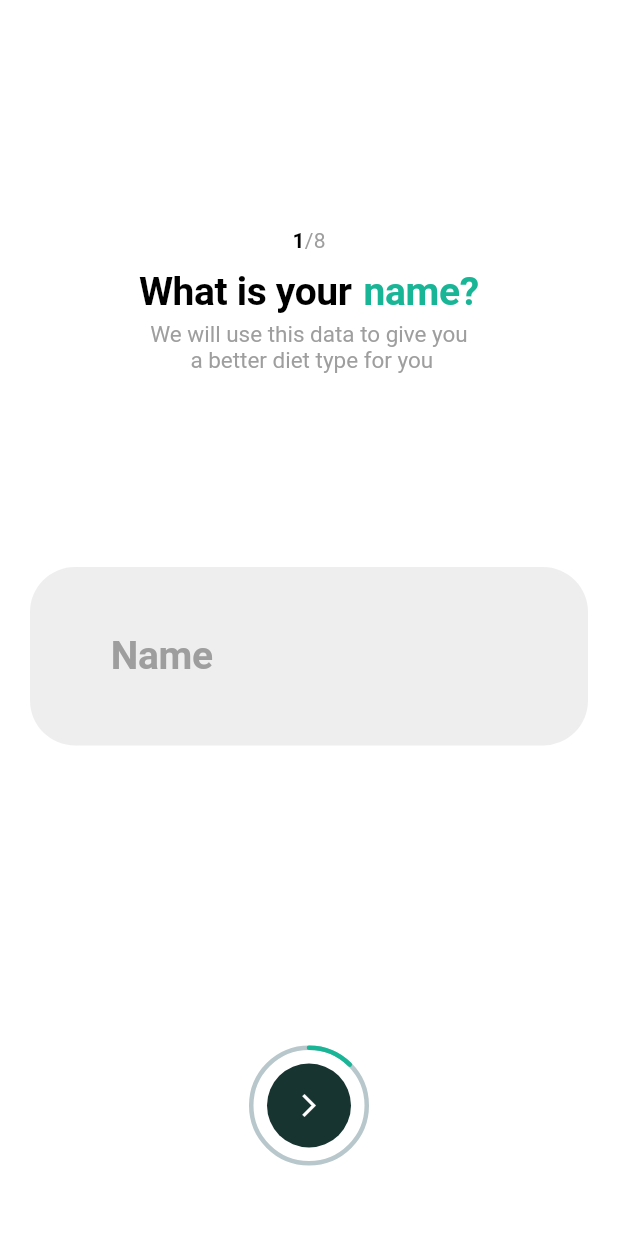
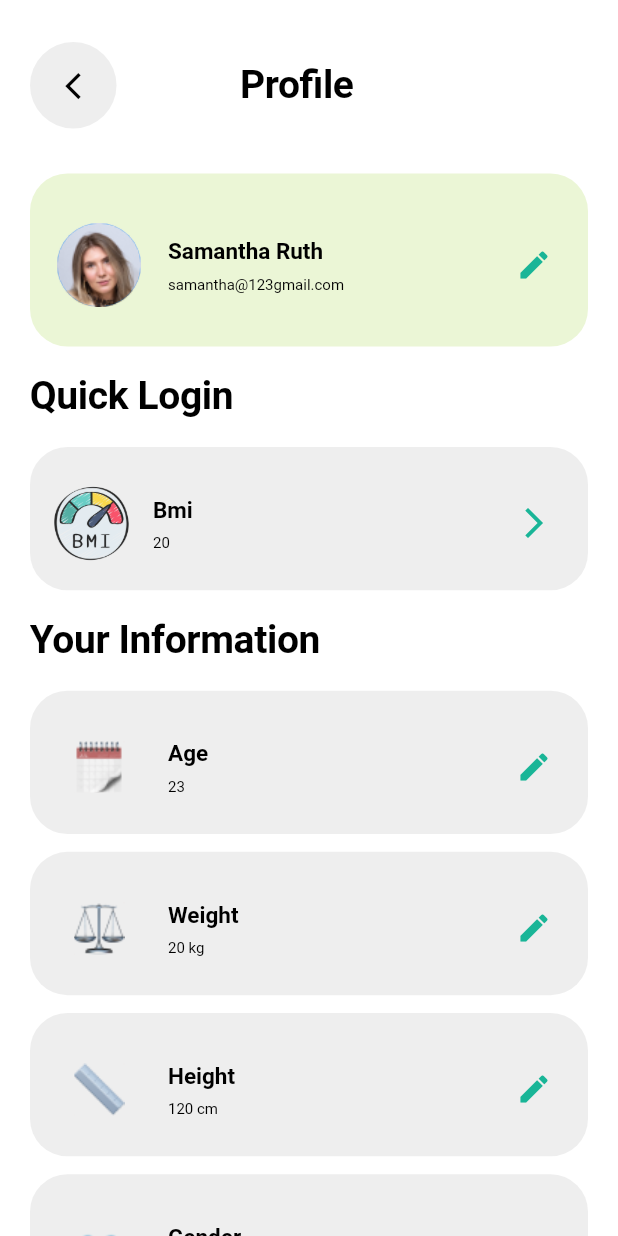
Before and after one commit to Ahmad-Hassan-St/nutri_flex, a Flutter app: the screen it shows after launch, on a phone screen of 412 x 824 dp. Run offline on Flutter 3.47's test engine with Material 3 defaults, Android fonts, the phone set to English and light mode, and no system bars; drawn by our look-alikes of percent_indicator; our stand-ins replace cloud_firestore, firebase_auth, firebase_core, flutter_svg, fluttertoast, google_sign_in and 3 more; accounts and stored records are empty; Roboto replaces fonts that are missing (Zen Kaku Gothic Antique).

Commit message:
fix mobile screen flow

```diff
--- /dev/null
+++ b/lib/components/ListTileContainer.dart
@@ -0,0 +1,51 @@
+import 'package:flutter/material.dart';
+
+class CustomListTile extends StatelessWidget {
+  final Widget leading;
+  final Widget trailing;
+  final String title;
+  final String subtitle;
+  final double containerHeight;
+  final double? padding;
+  Color? Containercolor;
+
+  CustomListTile({
+    Key? key,
+    required this.containerHeight,
+    required this.leading,
+    required this.trailing,
+    required this.title,
+    required this.subtitle,
+    this.padding = 25.0,
+    this.Containercolor=const Color(0xffebf6d6),
+    // Default padding value
+  }) : super(key: key);
+
+  @override
+  Widget build(BuildContext context) {
+    return Container(
+      height: containerHeight,
+      decoration: BoxDecoration(
+        color: Containercolor,
+        borderRadius: BorderRadius.circular(25),
+      ),
+      child: Padding(
+        padding: EdgeInsets.only(top: padding!),
+        child: ListTile(
+          leading: leading,
+          title: Text(
+            title,
+            style: Theme.of(context).textTheme.displayMedium!.copyWith(
+              fontWeight: FontWeight.bold
+            ),
+          ),
+          subtitle: Text(
+            subtitle,
+            style: Theme.of(context).textTheme.displaySmall,
+          ),
+          trailing: trailing,
+        ),
+      ),
+    );
+  }
+}
--- a/lib/components/setup_account_Textfield.dart
+++ b/lib/components/setup_account_Textfield.dart
@@ -10,22 +10,25 @@ class SetupAccount_TextfieldWidget extends StatelessWidget {
   final FontWeight? fontWeight;
   final TextAlign? textAlign;
   final EdgeInsets contentPadding;
-  final TextEditingController ? controller;
+  final TextEditingController? controller;
+  final int? age;
+
+  bool readOnly;
   // Added parameter for contentPadding
 
   SetupAccount_TextfieldWidget({
     super.key,
     this.text,
     this.icon,
+    this.age,
     this.HFontsize=13,
     this.Fontsize,
     this.fontWeight,
+    this.controller,
     this.textAlign,
     this.containerColor,
-
-    this.controller,
-
-    EdgeInsets? contentPadding, // Nullable parameter for contentPadding
+    this.readOnly=false,
+    EdgeInsets? contentPadding,  // Nullable parameter for contentPadding
   }) : contentPadding = contentPadding ?? const EdgeInsets.symmetric(horizontal: 26.0, vertical: 23.0);
 
   @override
@@ -38,12 +41,13 @@ class SetupAccount_TextfieldWidget extends StatelessWidget {
       ),
       child: TextField(
         controller: controller,
-          textAlign: textAlign ?? TextAlign.start,
+        readOnly: readOnly,
+        textAlign: textAlign ?? TextAlign.start,
         style:  Theme.of(context).textTheme.displayLarge,
         cursorColor: const Color(0xFF19b888),
         decoration: InputDecoration(
-          hintText: (text),
-          hintStyle: Theme.of(context).textTheme.displayLarge!.copyWith(color: Colors.grey),
+          hintText: age != null ? " $age" : text,
+          hintStyle: Theme.of(context).textTheme.displayLarge!.copyWith(color: Colors.black),
           suffixIcon: Padding(
             padding: const EdgeInsets.only(right: 30),
             child: Icon(
--- a/lib/main.dart
+++ b/lib/main.dart
@@ -8,6 +8,7 @@ import 'package:lifefit/screens/account_setup/weight_screen.dart';
 import 'package:lifefit/screens/auth_screens/Loginscreen.dart';
 import 'package:lifefit/screens/home_feed_screen.dart';
 import 'package:lifefit/screens/auth_screens/signup_screen.dart';
+import 'package:lifefit/screens/profile%20screens/profile_screen.dart';
 import 'package:lifefit/screens/splashscreen.dart';
 import 'package:lifefit/utils/app_theme.dart';
 
@@ -27,7 +28,7 @@ class MyApp extends StatelessWidget {
       child: MaterialApp(
         debugShowCheckedModeBanner: false,
         theme: appTheme,
-        home:   UserNameScreen(),
+        home:const ProfileScreen(),
       ),
     );
   }
--- a/lib/screens/account_setup/account_setup_screen.dart
+++ b/lib/screens/account_setup/account_setup_screen.dart
@@ -90,6 +90,7 @@ class _UserNameScreenState extends State<UserNameScreen> {
                   onpressed: () {
                     UserSetup user=UserSetup();
                     user.userName= _controllerName.text;
+                    print(user.userName);
                     Navigator.push(
                       context,
                       MaterialPageRoute(
--- a/lib/screens/account_setup/target_weight_screen.dart
+++ b/lib/screens/account_setup/target_weight_screen.dart
@@ -1,6 +1,9 @@
 import 'package:flutter/material.dart';
 import 'package:flutter_svg/svg.dart';
 import 'package:lifefit/screens/account_setup/weight_screen.dart';
+import 'package:lifefit/screens/diet%20plan/diet_plan.dart';
+import 'package:lifefit/services/dml_services.dart';
+import 'package:shared_preferences/shared_preferences.dart';
 
 import '../../components/Frequency_slider.dart';
 import '../../components/number_container_widget.dart';
@@ -211,7 +214,23 @@ class _TargetWeightScreenState extends State<TargetWeightScreen> {
             SizedBox(height: screenSize.height * 0.08),
             FloatingActionButtonProgressWidget(
               progress: 0.875,
-              onpressed: () {
+              onpressed: () async {
+                SharedPreferences sp=await SharedPreferences.getInstance();
+                widget.userSetup.email=sp.getString("email").toString();
+
+
+                double heightMeter=widget.userSetup.height/100;
+                double BMI= widget.userSetup.weight/(heightMeter * heightMeter);
+
+                print(BMI.toStringAsFixed(2));
+                widget.userSetup.BMI=BMI.toStringAsFixed(2);
+                widget.userSetup.targetWeight=_weight;
+                widget.userSetup.age??"23";
+                DmlServices.insertUserData(userSetup: widget.userSetup);
+
+                Navigator.pushAndRemoveUntil(context, MaterialPageRoute(builder: (_)=>BMIScreen(BMI: BMI.toString())), (route) => false);
+
+
 
               },
               icon: Icons.arrow_forward_ios_outlined,
--- /dev/null
+++ b/lib/screens/diet plan/diet_plan.dart
@@ -0,0 +1,15 @@
+import 'package:flutter/material.dart';
+
+class BMIScreen extends StatelessWidget {
+  String BMI;
+   BMIScreen({super.key, required this.BMI});
+
+  @override
+  Widget build(BuildContext context) {
+    return  Scaffold(
+      body: Center(
+        child: Text('BMI Calculator $BMI'),
+      ),
+    );
+  }
+}
--- /dev/null
+++ b/lib/screens/profile screens/profile_screen.dart
@@ -0,0 +1,208 @@
+import 'package:flutter/material.dart';
+import '../../components/ListTileContainer.dart';
+import '../account_setup/account_setup_screen.dart';
+
+class ProfileScreen extends StatefulWidget {
+  const ProfileScreen({super.key});
+
+  @override
+  State<ProfileScreen> createState() => _ProfileScreenState();
+}
+
+class _ProfileScreenState extends State<ProfileScreen> {
+  @override
+  Widget build(BuildContext context) {
+    final Size screenSize = MediaQuery.of(context).size;
+
+    return Scaffold(
+      body: Padding(
+        padding: const EdgeInsets.only(top: 28.0, left: 20, right: 20),
+        child: SingleChildScrollView(
+          child: Column(
+            children: [
+              Row(
+                children: [
+                  Container(
+                    height: screenSize.height * 0.07,
+                    width: screenSize.height * 0.07,
+                    child: FittedBox(
+                      child: FloatingActionButton(
+                        heroTag: null,
+                        elevation: 0,
+                        backgroundColor: Colors.grey[200],
+                        shape: RoundedRectangleBorder(
+                          borderRadius:
+                              BorderRadius.circular(screenSize.height * 0.06),
+                        ),
+                        onPressed: () {
+                          Navigator.pushReplacement(
+                              context,
+                              MaterialPageRoute(
+                                  builder: (context) =>
+                                      const UserNameScreen()));
+                        },
+                        child: Padding(
+                          padding:
+                              EdgeInsets.only(left: screenSize.width * 0.025),
+                          child: Icon(
+                            Icons.arrow_back_ios,
+                            color: Theme.of(context).colorScheme.background,
+                            size: screenSize.height * 0.025,
+                          ),
+                        ),
+                      ),
+                    ),
+                  ),
+                  SizedBox(
+                    width: screenSize.width*0.2,
+                  ),
+                  Text(
+                    "Profile",
+                    style: Theme.of(context).textTheme.displayLarge,
+                  ),
+                ],
+              ),
+              SizedBox(
+                height: 30,
+              ),
+              CustomListTile(
+                leading: CircleAvatar(
+                  radius: 30,
+                  backgroundColor: Colors.blue,
+                  child: Image.asset("assets/images/profile.png"),
+                ),
+                trailing: Icon(
+                  Icons.edit,
+                  color: Theme.of(context).colorScheme.primary,
+                ),
+                title: ('Samantha Ruth'),
+                subtitle: "samantha@123gmail.com",
+                containerHeight: screenSize.height*0.14,
+              ),
+              SizedBox(
+                height: screenSize.height*0.023,
+              ),
+              Row(
+                children: [
+                  Text(
+                    "Quick Login",
+                    style: Theme.of(context).textTheme.displayLarge,
+                  ),
+                ],
+              ),
+              SizedBox(
+                height: screenSize.height*0.023,
+              ),
+              CustomListTile(
+                Containercolor: Colors.grey[200],
+                padding: 15,
+                leading: CircleAvatar(
+                  radius: 25,
+                  backgroundColor: Colors.transparent,
+                  child: Image.asset("assets/images/bmi.png"),
+                ),
+                trailing: Icon(
+                  Icons.arrow_forward_ios,
+                  color: Theme.of(context).colorScheme.primary,
+                ),
+                title: ('Bmi'),
+                subtitle: "20",
+                containerHeight: screenSize.height*0.116,
+              ),
+              SizedBox(
+                height: screenSize.height*0.023,
+              ),
+              Row(
+                children: [
+                  Text(
+                    "Your Information",
+                    style: Theme.of(context).textTheme.displayLarge,
+                  ),
+                ],
+              ),
+              SizedBox(
+                height: screenSize.height*0.023,
+              ),
+              CustomListTile(
+                Containercolor: Colors.grey[200],
+                padding: 15,
+                leading: CircleAvatar(
+                  radius: 30,
+                  backgroundColor: Colors.transparent,
+                  child: Image.asset("assets/images/calender.png"),
+                ),
+                trailing: Icon(
+                  Icons.edit,
+                  color: Theme.of(context).colorScheme.primary,
+                ),
+                title: ('Age'),
+                subtitle: "23",
+                containerHeight: screenSize.height*0.116,
+              ),
+              SizedBox(
+                height: screenSize.height*0.0144,
+              ),
+              CustomListTile(
+                Containercolor: Colors.grey[200],
+                padding: 15,
+                leading: CircleAvatar(
+                  radius: 30,
+                  backgroundColor: Colors.transparent,
+                  child: Image.asset("assets/images/weight.png"),
+                ),
+                trailing: Icon(
+                  Icons.edit,
+                  color: Theme.of(context).colorScheme.primary,
+                ),
+                title: ('Weight'),
+                subtitle: "20 kg",
+                containerHeight: screenSize.height*0.116,
+              ),
+              SizedBox(
+                height: screenSize.height*0.0144,
+              ),
+              CustomListTile(
+                Containercolor: Colors.grey[200],
+                padding: 15,
+                leading: CircleAvatar(
+                  radius: 30,
+                  backgroundColor: Colors.transparent,
+                  child: Image.asset("assets/images/height.png"),
+                ),
+                trailing: Icon(
+                  Icons.edit,
+                  color: Theme.of(context).colorScheme.primary,
+                ),
+                title: ('Height'),
+                subtitle: "120 cm",
+                containerHeight: screenSize.height*0.116,
+              ),
+              SizedBox(
+                height: screenSize.height*0.0144,
+              ),
+              CustomListTile(
+                Containercolor: Colors.grey[200],
+                padding: 15,
+                leading: CircleAvatar(
+                  radius: 30,
+                  backgroundColor: Colors.transparent,
+                  child: Image.asset("assets/images/gender.png"),
+                ),
+                trailing: Icon(
+                  Icons.edit,
+                  color: Theme.of(context).colorScheme.primary,
+                ),
+                title: ('Gender'),
+                subtitle: "Female",
+                containerHeight: screenSize.height*0.116,
+              ),
+              SizedBox(
+                height: screenSize.height*0.023,
+              )
+            ],
+          ),
+        ),
+      ),
+    );
+  }
+}
--- a/lib/services/dml_services.dart
+++ b/lib/services/dml_services.dart
@@ -24,7 +24,8 @@ class DmlServices {
         "gender": userSetup.gender,
         "targetWeight": userSetup.targetWeight,
         "dateOfBirth": userSetup.dateOfBirth,
-        "age": userSetup.age
+        "age": userSetup.age??" years",
+        "BMI": userSetup.BMI,
 
       });
       return;
```
Also changed, not shown: lib/screens/account_setup/date_of_birth_screen.dart (+73 -18 lines), lib/screens/splashscreen.dart (+24 -7 lines), assets/images/bmi.png (added), assets/images/calender.png (added), assets/images/gender.png (added), assets/images/height.png (added), assets/images/profile.png (added), assets/images/weight.png (added), 3 other files.
